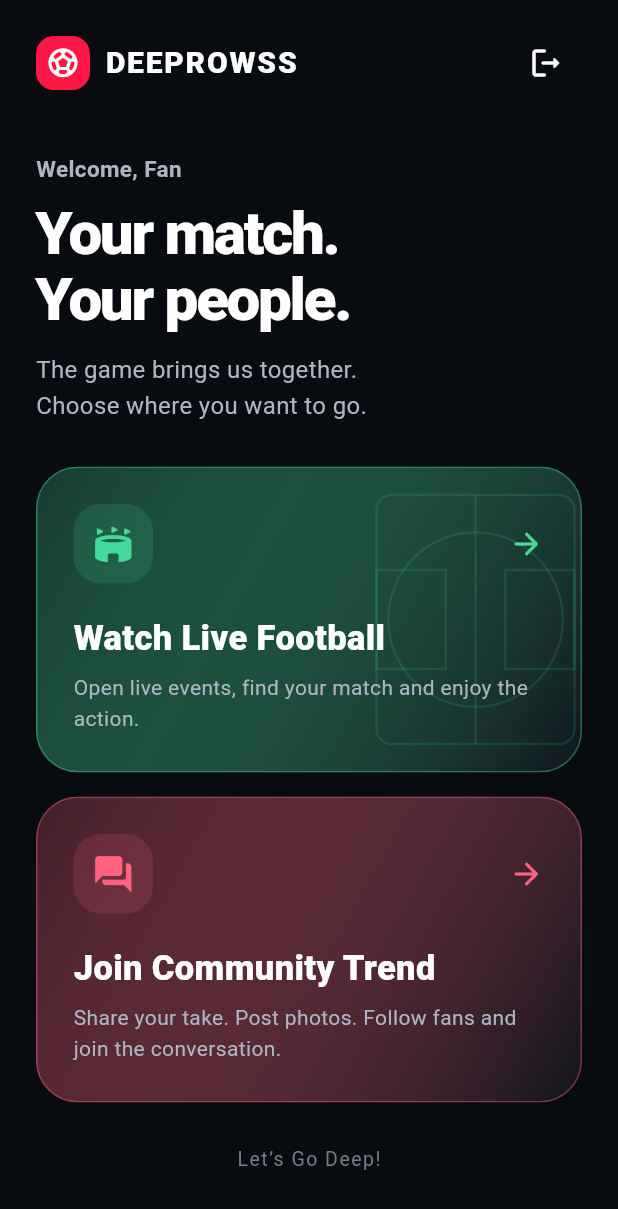
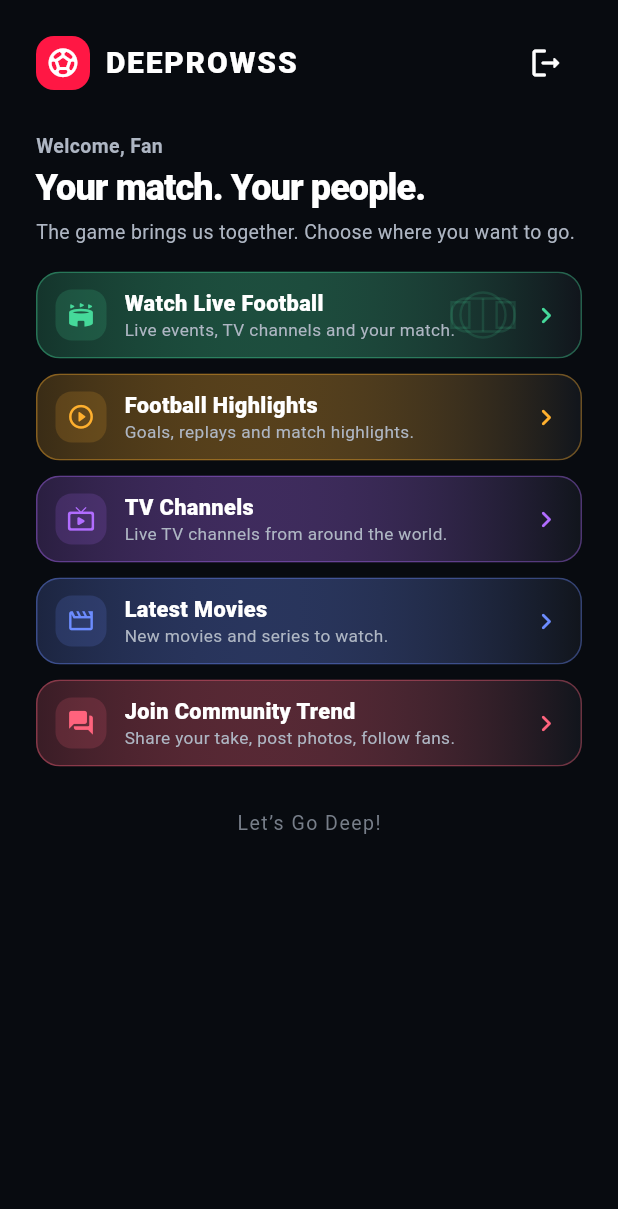
Before and after one commit to Deeprows/myflutter-app, a Flutter app: the ExperienceHub screen opened directly, on a phone screen of 412 x 824 dp. Shown: the top 1209 px of the screen. Run offline on Flutter 3.47's test engine with Material 3 defaults, Android fonts, the phone set to English and light mode, and no system bars; our stand-ins replace audio_service, cached_network_image, file_picker, firebase_core, firebase_messaging, google_sign_in and 8 more; missing offline and left inert: android_intent_plus, flutter_downloader, photo_manager, webview_flutter_android; accounts and stored records are empty; network calls fail; project files that could hold a hidden picture were left out.

Commit message:
Enhance ExperienceHub with new screens and UI updates
Added imports for new screens and updated UI elements for better layout and design consistency.

```diff
--- a/lib/screens/experience_hub.dart
+++ b/lib/screens/experience_hub.dart
@@ -6,7 +6,11 @@ import '../services/push_service.dart';
 import '../theme/app_theme.dart';
 import '../widgets/pitch_painter.dart';
 import 'community_shell_screen.dart';
+import 'content_shortcut_screen.dart';
+import 'highlights_screen.dart';
+import 'movies_screen.dart';
 import 'shell_screen.dart';
+import 'tv_screen.dart';
 
 /// The signed-in entry point: the user chooses football or community.
 class ExperienceHub extends StatefulWidget {
@@ -43,6 +47,23 @@ class _ExperienceHubState extends State<ExperienceHub> {
     setState(() => _mode = mode);
     _syncAds();
     if (mode != 'landing') unawaited(AdScheduler.instance.start());
+  }
+
+  /// Highlights and Movies open as full pages from the front page and come
+  /// back here; ads follow the same rules as the other experiences.
+  Future<void> _openPage(String title, Widget page) async {
+    if (!mounted) return;
+    if (_adsHeld) {
+      AdScheduler.instance.release();
+      _adsHeld = false;
+    }
+    unawaited(AdScheduler.instance.start());
+    await Navigator.of(context).push(
+      MaterialPageRoute<void>(
+        builder: (_) => ContentShortcutScreen(title: title, child: page),
+      ),
+    );
+    if (mounted) _syncAds();
   }
 
   void _notification() {
@@ -82,6 +103,7 @@ class _ExperienceHubState extends State<ExperienceHub> {
     if (yes == true) await AuthService.instance.signOut();
   }
 
+  // A slim horizontal button: icon, title + one short line, arrow.
   Widget _choice({
     required String title,
     required String subtitle,
@@ -91,29 +113,31 @@ class _ExperienceHubState extends State<ExperienceHub> {
     bool pitch = false,
   }) => Semantics(
     button: true,
+    label: title,
     child: Material(
       color: Colors.transparent,
       child: InkWell(
         onTap: onTap,
-        borderRadius: BorderRadius.circular(28),
+        borderRadius: BorderRadius.circular(16),
         child: Ink(
+          height: 58,
           decoration: BoxDecoration(
-            borderRadius: BorderRadius.circular(28),
+            borderRadius: BorderRadius.circular(16),
             gradient: LinearGradient(
-              begin: Alignment.topLeft,
-              end: Alignment.bottomRight,
-              colors: [accent.withValues(alpha: .23), Ui.card],
+              begin: Alignment.centerLeft,
+              end: Alignment.centerRight,
+              colors: [accent.withValues(alpha: .20), Ui.card],
             ),
-            border: Border.all(color: accent.withValues(alpha: .4)),
+            border: Border.all(color: accent.withValues(alpha: .38)),
           ),
           child: Stack(
             children: [
               if (pitch)
                 Positioned(
-                  right: -10,
-                  top: 4,
-                  bottom: 4,
-                  width: 160,
+                  right: 30,
+                  top: 3,
+                  bottom: 3,
+                  width: 70,
                   child: IgnorePointer(
                     child: CustomPaint(
                       painter: PitchPainter(
@@ -123,42 +147,49 @@ class _ExperienceHubState extends State<ExperienceHub> {
                   ),
                 ),
               Padding(
-                padding: const EdgeInsets.all(24),
-                child: Column(
-                  crossAxisAlignment: CrossAxisAlignment.start,
+                padding: const EdgeInsets.symmetric(horizontal: 12),
+                child: Row(
                   children: [
-                    Row(
-                      children: [
-                        Container(
-                          padding: const EdgeInsets.all(12),
-                          decoration: BoxDecoration(
-                            color: accent.withValues(alpha: .15),
-                            borderRadius: BorderRadius.circular(18),
+                    Container(
+                      width: 34,
+                      height: 34,
+                      decoration: BoxDecoration(
+                        color: accent.withValues(alpha: .16),
+                        borderRadius: BorderRadius.circular(11),
+                      ),
+                      child: Icon(icon, color: accent, size: 19),
+                    ),
+                    const SizedBox(width: 12),
+                    Expanded(
+                      child: Column(
+                        mainAxisAlignment: MainAxisAlignment.center,
+                        crossAxisAlignment: CrossAxisAlignment.start,
+                        children: [
+                          Text(
+                            title,
+                            maxLines: 1,
+                            overflow: TextOverflow.ellipsis,
+                            style: const TextStyle(
+                              fontSize: 14.5,
+                              fontWeight: FontWeight.w800,
+                              height: 1.15,
+                            ),
                           ),
-                          child: Icon(icon, color: accent, size: 29),
-                        ),
-                        const Spacer(),
-                        Icon(Icons.arrow_forward_rounded, color: accent),
-                      ],
-                    ),
-                    const SizedBox(height: 22),
-                    Text(
-                      title,
-                      style: const TextStyle(
-                        fontSize: 23,
-                        fontWeight: FontWeight.w900,
-                        height: 1.2,
+                          const SizedBox(height: 2),
+                          Text(
+                            subtitle,
+                            maxLines: 1,
+                            overflow: TextOverflow.ellipsis,
+                            style: TextStyle(
+                              color: Ui.muted,
+                              fontSize: 11.5,
+                              height: 1.15,
+                            ),
+                          ),
+                        ],
                       ),
                     ),
-                    const SizedBox(height: 9),
-                    Text(
-                      subtitle,
-                      style: TextStyle(
-                        color: Ui.muted,
-                        height: 1.5,
-                        fontSize: 14,
-                      ),
-                    ),
+                    Icon(Icons.chevron_right_rounded, color: accent, size: 22),
                   ],
                 ),
               ),
@@ -217,45 +248,67 @@ class _ExperienceHubState extends State<ExperienceHub> {
                     ),
                   ],
                 ),
-                const SizedBox(height: 36),
+                const SizedBox(height: 22),
                 Text(
                   'Welcome, $first',
                   style: TextStyle(
                     color: Ui.muted,
                     fontWeight: FontWeight.w600,
-                    fontSize: 15,
+                    fontSize: 13,
                   ),
                 ),
-                const SizedBox(height: 10),
+                const SizedBox(height: 4),
                 const Text(
-                  'Your match.\nYour people.',
+                  'Your match. Your people.',
                   style: TextStyle(
-                    fontSize: 40,
-                    height: 1.1,
-                    letterSpacing: -1.5,
+                    fontSize: 24,
+                    height: 1.15,
+                    letterSpacing: -.6,
                     fontWeight: FontWeight.w900,
                   ),
                 ),
-                const SizedBox(height: 14),
+                const SizedBox(height: 6),
                 Text(
-                  'The game brings us together.\nChoose where you want to go.',
-                  style: TextStyle(color: Ui.muted, fontSize: 16, height: 1.5),
+                  'The game brings us together. Choose where you want to go.',
+                  style: TextStyle(color: Ui.muted, fontSize: 13, height: 1.4),
                 ),
-                const SizedBox(height: 28),
+                const SizedBox(height: 18),
                 _choice(
                   title: 'Watch Live Football',
-                  subtitle:
-                      'Open live events, find your match and enjoy the action.',
+                  subtitle: 'Live events, TV channels and your match.',
                   icon: Icons.stadium_rounded,
                   accent: const Color(0xFF45D99A),
                   pitch: true,
                   onTap: () => _open('watch'),
                 ),
-                const SizedBox(height: 16),
+                const SizedBox(height: 10),
+                _choice(
+                  title: 'Football Highlights',
+                  subtitle: 'Goals, replays and match highlights.',
+                  icon: Icons.play_circle_outline_rounded,
+                  accent: const Color(0xFFFFB02E),
+                  onTap: () => _openPage('Football Highlights', const HighlightsScreen()),
+                ),
+                const SizedBox(height: 10),
+                _choice(
+                  title: 'TV Channels',
+                  subtitle: 'Live TV channels from around the world.',
+                  icon: Icons.live_tv_rounded,
+                  accent: const Color(0xFFB16CFF),
+                  onTap: () => _openPage('TV Channels', const TvScreen()),
+                ),
+                const SizedBox(height: 10),
+                _choice(
+                  title: 'Latest Movies',
+                  subtitle: 'New movies and series to watch.',
+                  icon: Icons.movie_outlined,
+                  accent: const Color(0xFF6C8CFF),
+                  onTap: () => _openPage('Latest Movies', const MoviesScreen()),
+                ),
+                const SizedBox(height: 10),
                 _choice(
                   title: 'Join Community Trend',
-                  subtitle:
-                      'Share your take. Post photos. Follow fans and join the conversation.',
+                  subtitle: 'Share your take, post photos, follow fans.',
                   icon: Icons.forum_rounded,
                   accent: Ui.redSoft,
                   onTap: () => _open('community'),
```
